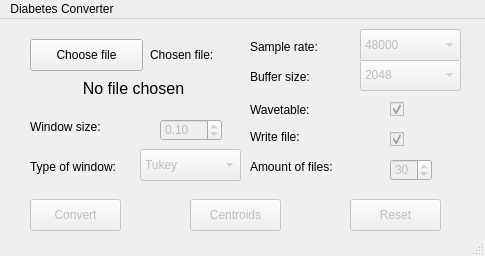
This is python/ui/controller.ui in kj-jondell/Diabetes-Synth as Qt 5 draws it before an edit. The edited form follows.
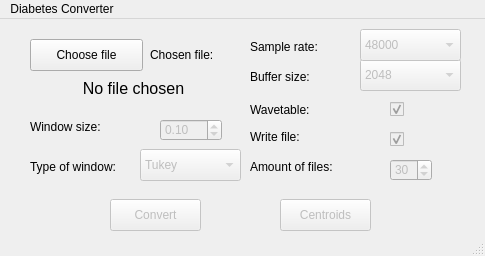
This is the edited form.

Diff of the .ui file:
```diff
--- a/python/ui/controller.ui
+++ b/python/ui/controller.ui
@@ -67,7 +67,7 @@
     </property>
     <property name="geometry">
      <rect>
-      <x>30</x>
+      <x>110</x>
       <y>180</y>
       <width>91</width>
       <height>32</height>
@@ -77,22 +77,6 @@
      <string>Convert</string>
     </property>
    </widget>
-   <widget class="QPushButton" name="reset_button">
-    <property name="enabled">
-     <bool>false</bool>
-    </property>
-    <property name="geometry">
-     <rect>
-      <x>350</x>
-      <y>180</y>
-      <width>91</width>
-      <height>32</height>
-     </rect>
-    </property>
-    <property name="text">
-     <string>Reset</string>
-    </property>
-   </widget>
    <widget class="QComboBox" name="buffer_size">
     <property name="enabled">
      <bool>false</bool>
@@ -430,7 +414,7 @@
     </property>
     <property name="geometry">
      <rect>
-      <x>190</x>
+      <x>280</x>
       <y>180</y>
       <width>91</width>
       <height>32</height>
```
